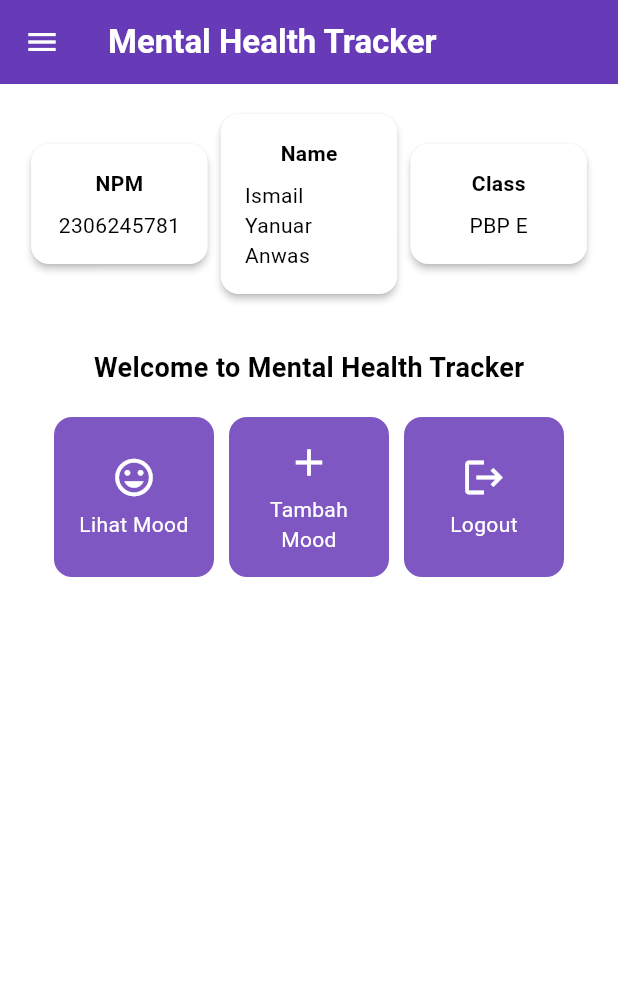
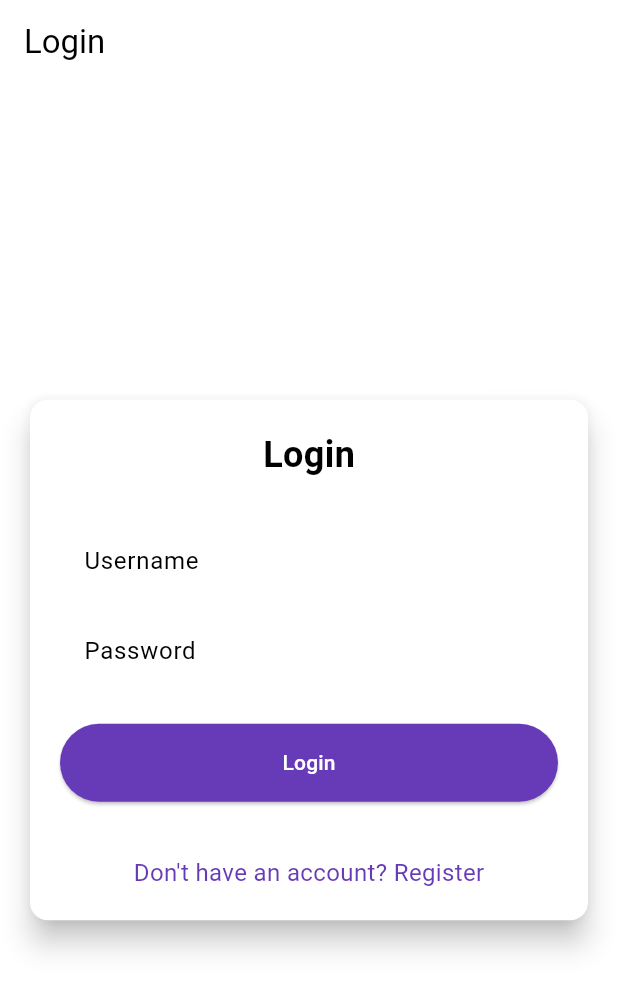
Before and after one commit to IsmailYanuar/mental_health_tracker_mobile, a Flutter app: the screen it shows after launch, on a phone screen of 412 x 824 dp. Shown: the top 991 px of the screen. Run offline on Flutter 3.47's test engine with Material 3 defaults, Android fonts, the phone set to English and light mode, and no system bars; missing offline and left inert: pbp_django_auth.

```diff
--- a/lib/main.dart
+++ b/lib/main.dart
@@ -1,40 +1,31 @@
+import 'package:provider/provider.dart';
+import 'package:pbp_django_auth/pbp_django_auth.dart';
 import 'package:flutter/material.dart';
-import 'package:mental_health_tracker/screens/menu.dart';
+// import 'package:mental_health_tracker/screens/menu.dart';
+import 'package:mental_health_tracker/screens/login.dart';
 
-void main() {
-  runApp(const MyApp());
-}
 
+void main() => runApp(const MyApp());
 class MyApp extends StatelessWidget {
   const MyApp({super.key});
 
-  // This widget is the root of your application.
   @override
   Widget build(BuildContext context) {
-    return MaterialApp(
-      title: 'Flutter Demo',
-      theme: ThemeData(
-        // This is the theme of your application.
-        //
-        // TRY THIS: Try running your application with "flutter run". You'll see
-        // the application has a purple toolbar. Then, without quitting the app,
-        // try changing the seedColor in the colorScheme below to Colors.green
-        // and then invoke "hot reload" (save your changes or press the "hot
-        // reload" button in a Flutter-supported IDE, or press "r" if you used
-        // the command line to start the app).
-        //
-        // Notice that the counter didn't reset back to zero; the application
-        // state is not lost during the reload. To reset the state, use hot
-        // restart instead.
-        //
-        // This works for code too, not just values: Most code changes can be
-        // tested with just a hot reload.
-        colorScheme: ColorScheme.fromSwatch(
-          primarySwatch: Colors.deepPurple,
-        ).copyWith(secondary: Colors.deepPurple[400]),
-        useMaterial3: true,
+    return Provider(
+      create: (_) {
+        CookieRequest request = CookieRequest();
+        return request;
+      },
+      child: MaterialApp(
+        title: 'Mental Health Tracker',
+        theme: ThemeData(
+          useMaterial3: true,
+          colorScheme: ColorScheme.fromSwatch(
+            primarySwatch: Colors.deepPurple,
+          ).copyWith(secondary: Colors.deepPurple[400]),
+        ),
+        home: const LoginPage(),
       ),
-      home: MyHomePage(),
     );
   }
 }
--- /dev/null
+++ b/lib/screens/login.dart
@@ -0,0 +1,182 @@
+import 'package:mental_health_tracker/screens/menu.dart';
+import 'package:flutter/material.dart';
+import 'package:pbp_django_auth/pbp_django_auth.dart';
+import 'package:provider/provider.dart';
+// TODO: Import halaman RegisterPage jika sudah dibuat
+import 'package:mental_health_tracker/screens/register.dart';
+
+void main() {
+  runApp(const LoginApp());
+}
+
+class LoginApp extends StatelessWidget {
+  const LoginApp({super.key});
+
+  @override
+  Widget build(BuildContext context) {
+    return MaterialApp(
+      title: 'Login',
+      theme: ThemeData(
+        useMaterial3: true,
+        colorScheme: ColorScheme.fromSwatch(
+          primarySwatch: Colors.deepPurple,
+        ).copyWith(secondary: Colors.deepPurple[400]),
+      ),
+      home: const LoginPage(),
+    );
+  }
+}
+
+class LoginPage extends StatefulWidget {
+  const LoginPage({super.key});
+
+  @override
+  State<LoginPage> createState() => _LoginPageState();
+}
+
+class _LoginPageState extends State<LoginPage> {
+  final TextEditingController _usernameController = TextEditingController();
+  final TextEditingController _passwordController = TextEditingController();
+
+  @override
+  Widget build(BuildContext context) {
+    final request = context.watch<CookieRequest>();
+
+    return Scaffold(
+      appBar: AppBar(
+        title: const Text('Login'),
+      ),
+      body: Center(
+        child: SingleChildScrollView(
+          padding: const EdgeInsets.all(16.0),
+          child: Card(
+            elevation: 8,
+            shape: RoundedRectangleBorder(
+              borderRadius: BorderRadius.circular(12.0),
+            ),
+            child: Padding(
+              padding: const EdgeInsets.all(20.0),
+              child: Column(
+                mainAxisSize: MainAxisSize.min,
+                children: [
+                  const Text(
+                    'Login',
+                    style: TextStyle(
+                      fontSize: 24.0,
+                      fontWeight: FontWeight.bold,
+                    ),
+                  ),
+                  const SizedBox(height: 30.0),
+                  TextField(
+                    controller: _usernameController,
+                    decoration: const InputDecoration(
+                      labelText: 'Username',
+                      hintText: 'Enter your username',
+                      border: OutlineInputBorder(
+                        borderRadius: BorderRadius.all(Radius.circular(12.0)),
+                      ),
+                      contentPadding:
+                          EdgeInsets.symmetric(horizontal: 12.0, vertical: 8.0),
+                    ),
+                  ),
+                  const SizedBox(height: 12.0),
+                  TextField(
+                    controller: _passwordController,
+                    decoration: const InputDecoration(
+                      labelText: 'Password',
+                      hintText: 'Enter your password',
+                      border: OutlineInputBorder(
+                        borderRadius: BorderRadius.all(Radius.circular(12.0)),
+                      ),
+                      contentPadding:
+                          EdgeInsets.symmetric(horizontal: 12.0, vertical: 8.0),
+                    ),
+                    obscureText: true,
+                  ),
+                  const SizedBox(height: 24.0),
+                  ElevatedButton(
+                    onPressed: () async {
+                      String username = _usernameController.text;
+                      String password = _passwordController.text;
+
+                      // Cek kredensial
+                      // TODO: Ganti URL dan jangan lupa tambahkan trailing slash (/) di akhir URL!
+                      // Untuk menyambungkan Android emulator dengan Django pada localhost,
+                      // gunakan URL http://10.0.2.2/
+                      final response = await request
+                          .login("http://127.0.0.1:8000/authentication/login/", {
+                        'username': username,
+                        'password': password,
+                      });
+
+                      if (request.loggedIn) {
+                        String message = response['message'];
+                        String uname = response['username'];
+                        if (context.mounted) {
+                          Navigator.pushReplacement(
+                            context,
+                            MaterialPageRoute(
+                                builder: (context) => MyHomePage()),
+                          );
+                          ScaffoldMessenger.of(context)
+                            ..hideCurrentSnackBar()
+                            ..showSnackBar(
+                              SnackBar(
+                                  content:
+                                      Text("$message Selamat datang, $uname.")),
+                            );
+                        }
+                      } else {
+                        if (context.mounted) {
+                          showDialog(
+                            context: context,
+                            builder: (context) => AlertDialog(
+                              title: const Text('Login Gagal'),
+                              content: Text(response['message']),
+                              actions: [
+                                TextButton(
+                                  child: const Text('OK'),
+                                  onPressed: () {
+                                    Navigator.pop(context);
+                                  },
+                                ),
+                              ],
+                            ),
+                          );
+                        }
+                      }
+                    },
+                    style: ElevatedButton.styleFrom(
+                      foregroundColor: Colors.white,
+                      minimumSize: Size(double.infinity, 50),
+                      backgroundColor: Theme.of(context).colorScheme.primary,
+                      padding: const EdgeInsets.symmetric(vertical: 16.0),
+                    ),
+                    child: const Text('Login'),
+                  ),
+                  const SizedBox(height: 36.0),
+                  GestureDetector(
+                    onTap: () {
+                      Navigator.push(
+                        context,
+                        MaterialPageRoute(
+                            builder: (context) => const RegisterPage()),
+                      );
+                    },
+                    child: Text(
+                      'Don\'t have an account? Register',
+                      style: TextStyle(
+                        color: Theme.of(context).colorScheme.primary,
+                        fontSize: 16.0,
+                      ),
+                    ),
+                  ),
+                ],
+              ),
+            ),
+          ),
+        ),
+      ),
+    );
+  }
+}
--- a/pubspec.yaml
+++ b/pubspec.yaml
@@ -35,6 +35,9 @@ dependencies:
   # The following adds the Cupertino Icons font to your application.
   # Use with the CupertinoIcons class for iOS style icons.
   cupertino_icons: ^1.0.8
+  provider: ^6.1.2
+  pbp_django_auth: ^0.4.0
+  http: ^1.2.2
 
 dev_dependencies:
   flutter_test:
```
Also changed, not shown: lib/models/mood_entry.dart (added, +65 -0 lines), lib/screens/list_moodentry.dart (added, +90 -0 lines), lib/screens/moodentry_form.dart (+38 -31 lines), lib/screens/register.dart (added, +166 -0 lines), lib/widgets/left_drawer.dart (+12 -0 lines), lib/widgets/mood_card.dart (+38 -1 lines), pubspec.lock, 2 other files.
